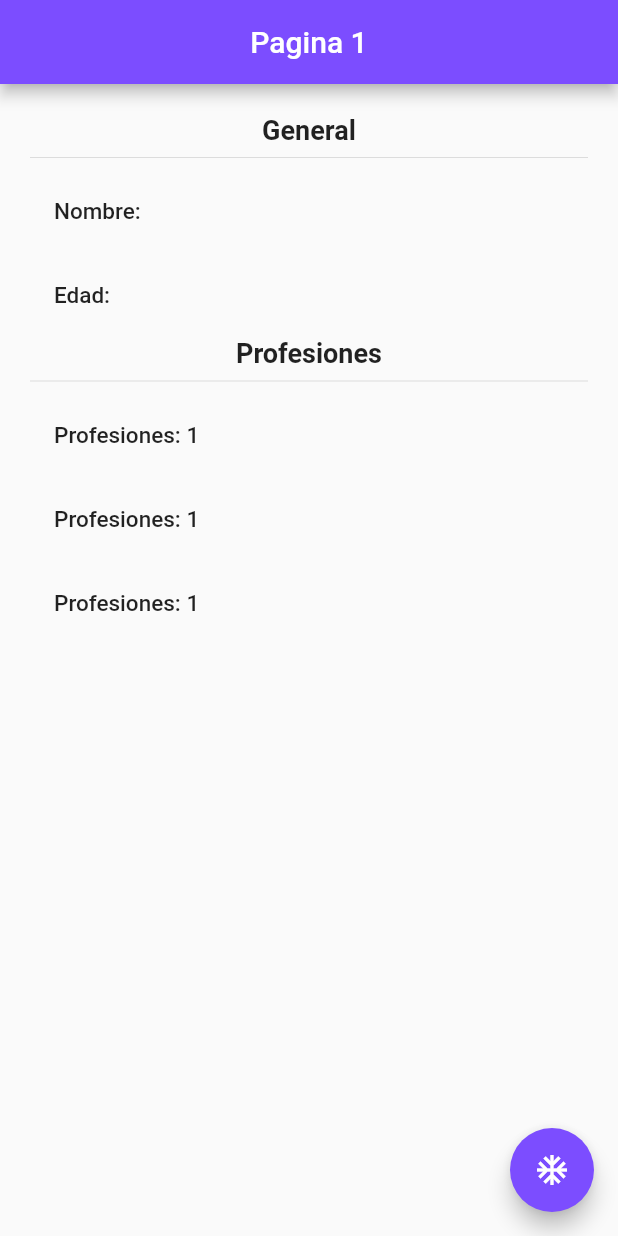
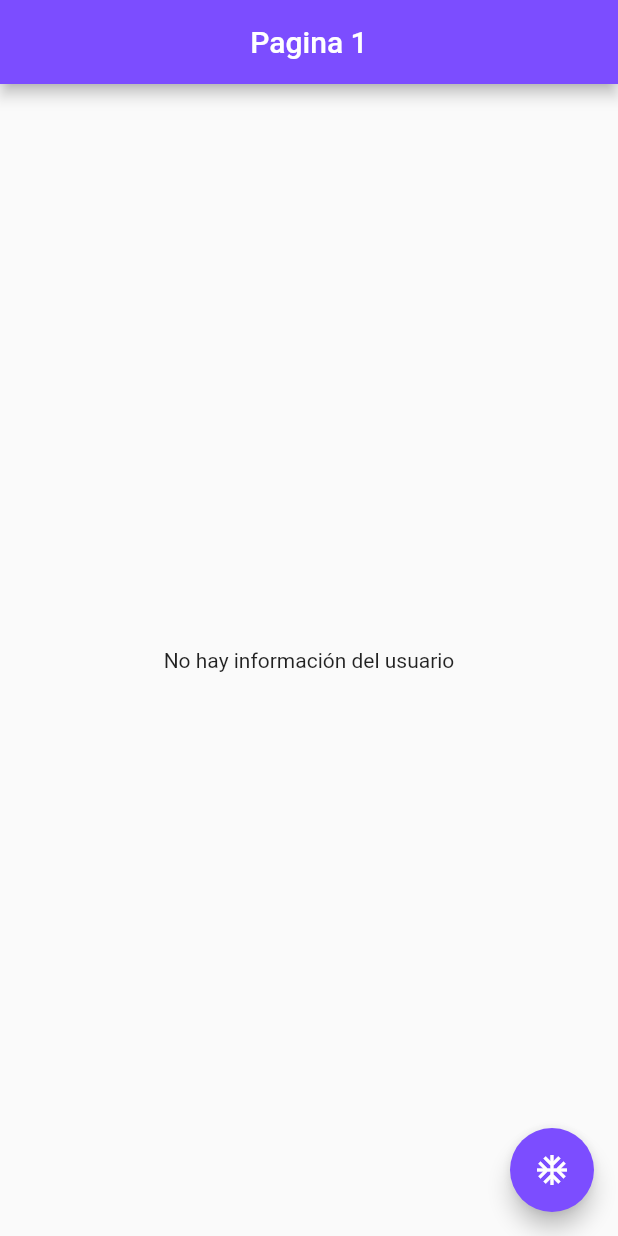
Before and after one commit to RobertoBoz/StateManagment, a Flutter app: the screen it shows after launch, on a phone screen of 412 x 824 dp. Run offline on Flutter 3.47's test engine with Material 2 defaults, Android fonts, the phone set to English and light mode, and no system bars; our stand-ins replace flutter_bloc.

Commit message:
Propuesta roberto state

```diff
--- a/lib/Models/model_usuario.dart
+++ b/lib/Models/model_usuario.dart
@@ -1,12 +1,23 @@
 
 class Usuario {
 
-  String? nombre;
-  int? edad;
-  List<String>? profesiones;
+  final String? nombre;
+  final int? edad;
+  final List<String>? profesiones;
 
   Usuario({this.nombre, this.edad, this.profesiones});
 
 
+  Usuario copyWith({
+    String? nombre, int? edad, List<String>? profesiones
+  })=>  Usuario(
+      nombre: nombre ?? this.nombre,
+      edad: edad ?? this.edad,
+      profesiones: profesiones ?? this.profesiones,
+    );
+
+
+
+
 
 }
--- /dev/null
+++ b/lib/bloc/usuario/usuario_cubit.dart
@@ -0,0 +1,39 @@
+import 'package:flutter/cupertino.dart' show immutable;
+import 'package:flutter_bloc/flutter_bloc.dart';
+import 'package:statemanagement/Models/model_usuario.dart';
+
+part 'usuario_state.dart';
+
+class UsuarioCubit extends Cubit<UsuarioState> {
+
+  UsuarioCubit() : super(UsuarioInitial());
+
+  void seleccionarUsuario(Usuario user){
+    emit(UsuarioActivo(user));
+  }
+
+  void cambiarEdad(int edad){
+    final currentState = state;
+
+    if(currentState is UsuarioActivo){
+      final newUser = currentState.usuario.copyWith(edad:edad);
+      emit(UsuarioActivo(newUser));
+    }
+  }
+
+  void cambiarProfecion(){
+
+    final currentState = state;
+
+    if(currentState is UsuarioActivo){
+      var profesiones = currentState.usuario.profesiones;
+      profesiones!.add('nueva');
+
+      var newUser = currentState.usuario.copyWith(profesiones: profesiones);
+      emit(UsuarioActivo(newUser));
+    }
+
+  }
+
+
+}
--- /dev/null
+++ b/lib/bloc/usuario/usuario_state.dart
@@ -0,0 +1,18 @@
+part of 'usuario_cubit.dart';
+
+@immutable
+abstract class UsuarioState{}
+
+
+class UsuarioInitial extends UsuarioState{
+
+  final existeUsuario = false;
+
+}
+
+class UsuarioActivo extends UsuarioState{
+  final existeUsuario = true;
+  final Usuario usuario;
+
+  UsuarioActivo(this.usuario);
+}
--- a/lib/main.dart
+++ b/lib/main.dart
@@ -1,4 +1,6 @@
 import 'package:flutter/material.dart';
+import 'package:flutter_bloc/flutter_bloc.dart';
+import 'package:statemanagement/bloc/usuario/usuario_cubit.dart';
 import 'package:statemanagement/pages/pagina1_page.dart';
 import 'package:statemanagement/pages/pagina2_pages.dart';
 
@@ -13,7 +15,11 @@ class MyApp extends StatelessWidget {
 
   @override
   Widget build(BuildContext context) {
-    return MaterialApp(
+    return MultiBlocProvider(
+      providers: [
+        BlocProvider(create: (BuildContext context) => UsuarioCubit(),)
+      ],
+      child: MaterialApp(
         title: 'Flutter Demo',
         theme: ThemeData(
          primaryColorLight: Colors.deepPurpleAccent,
@@ -32,6 +38,7 @@ class MyApp extends StatelessWidget {
           'pagina2': ( _ ) => const Pagina2Page()
         },
 
+      ),
     );
   }
 }
--- a/lib/pages/pagina1_page.dart
+++ b/lib/pages/pagina1_page.dart
@@ -1,5 +1,8 @@
 import 'package:flutter/cupertino.dart';
 import 'package:flutter/material.dart';
+import 'package:flutter_bloc/flutter_bloc.dart';
+import 'package:statemanagement/Models/model_usuario.dart';
+import 'package:statemanagement/bloc/usuario/usuario_cubit.dart';
 
 class Pagina1Page extends StatelessWidget {
 
@@ -13,7 +16,7 @@ class Pagina1Page extends StatelessWidget {
         centerTitle: true,
         backgroundColor: Theme.of(context).primaryColorLight,
       ),
-      body: const InformacionUsuario(),
+      body: const BodyScafold(),
       floatingActionButton: FloatingActionButton(
         child: const Icon(Icons.ac_unit),
         backgroundColor: Theme.of(context).primaryColorLight,
@@ -23,9 +26,42 @@ class Pagina1Page extends StatelessWidget {
   }
 }
 
+class BodyScafold extends StatelessWidget {
+  const BodyScafold({
+    Key? key,
+  }) : super(key: key);
+
+  @override
+  Widget build(BuildContext context) {
+    return BlocBuilder<UsuarioCubit, UsuarioState>(
+      builder: (context, state) {
+
+
+        switch(state.runtimeType){
+          case UsuarioInitial:
+            return const Center(child: Text('No hay información del usuario'));
+          break;
+          case UsuarioActivo:
+            return InformacionUsuario(usuario:(state as UsuarioActivo).usuario);
+          break;
+          default:
+          return const Center(child: Text('Estado no reconocido '),);
+
+
+        }
+
+
+      },
+    );
+  }
+}
+
 class InformacionUsuario extends StatelessWidget {
+
+  final Usuario usuario;
+
   const InformacionUsuario({
-    Key? key,
+    Key? key, required this.usuario,
   }) : super(key: key);
 
   @override
@@ -40,13 +76,16 @@ class InformacionUsuario extends StatelessWidget {
           children: <Widget> [
             Text('General', style: Theme.of(context).textTheme.subtitle1, ),
             const Divider(),
-            ListTile(title: Text('Nombre: ',style:Theme.of(context).textTheme.bodyText1,),),
-            ListTile(title: Text('Edad: ',style:Theme.of(context).textTheme.bodyText1),),
+            ListTile(title: Text('Nombre: ${usuario.nombre}',style:Theme.of(context).textTheme.bodyText1,),),
+            ListTile(title: Text('Edad: ${usuario.edad}',style:Theme.of(context).textTheme.bodyText1),),
             Text('Profesiones', style: Theme.of(context).textTheme.subtitle1,  ),
             const Divider(),
-             ListTile(title: Text('Profesiones: 1',style:Theme.of(context).textTheme.bodyText1),),
-             ListTile(title: Text('Profesiones: 1',style:Theme.of(context).textTheme.bodyText1),),
-             ListTile(title: Text('Profesiones: 1',style:Theme.of(context).textTheme.bodyText1),),
+
+            ...usuario.profesiones!.map(
+              (profecion) => ListTile(
+                title: Text('Profesiones: $profecion',
+                style:Theme.of(context).textTheme.bodyText1),),
+             ).toList()
 
           ]
         ),
--- a/lib/pages/pagina2_pages.dart
+++ b/lib/pages/pagina2_pages.dart
@@ -1,4 +1,7 @@
 import 'package:flutter/material.dart';
+import 'package:flutter_bloc/flutter_bloc.dart';
+import 'package:statemanagement/Models/model_usuario.dart';
+import 'package:statemanagement/bloc/usuario/usuario_cubit.dart';
 
 class Pagina2Page extends StatelessWidget {
 
@@ -16,17 +19,24 @@ class Pagina2Page extends StatelessWidget {
         child: Column(
           children: <Widget>[
             MaterialButton(
-              onPressed: (){},
+              onPressed: (){
+                final newUser = Usuario(
+                  nombre: 'Roberto',
+                  edad: 34,
+                  profesiones: ['Flutter development','Kotlin develpoment']
+                );
+                context.read<UsuarioCubit>().seleccionarUsuario(newUser);
+              },
               child: Text('Establecer Usuarios',style: Theme.of(context).textTheme.button),
               color: Theme.of(context).primaryColorLight
             ),
             MaterialButton(
-              onPressed: (){},
+              onPressed: (){ context.read<UsuarioCubit>().cambiarEdad(50);},
               child: Text('Cambiar Edad',style: Theme.of(context).textTheme.button),
               color:Theme.of(context).primaryColorLight
             ),
             MaterialButton(
-              onPressed: (){},
+              onPressed: (){context.read<UsuarioCubit>().cambiarProfecion();},
               child: Text('Añadir Profesion',style: Theme.of(context).textTheme.button),
               color: Theme.of(context).primaryColorLight
             ),
--- a/pubspec.yaml
+++ b/pubspec.yaml
@@ -34,6 +34,7 @@ dependencies:
   # The following adds the Cupertino Icons font to your application.
   # Use with the CupertinoIcons class for iOS style icons.
   cupertino_icons: ^1.0.2
+  flutter_bloc: ^7.3.2
 
 dev_dependencies:
   flutter_test:
```
Lines whose indentation alone changed are shown as unchanged.
